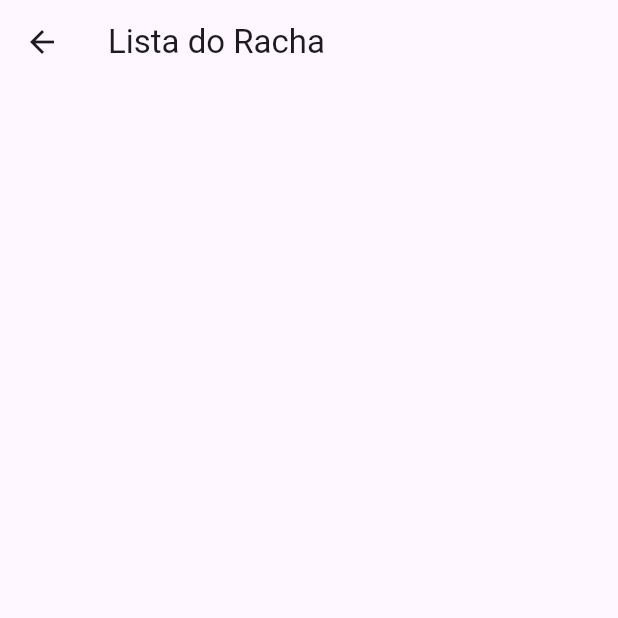
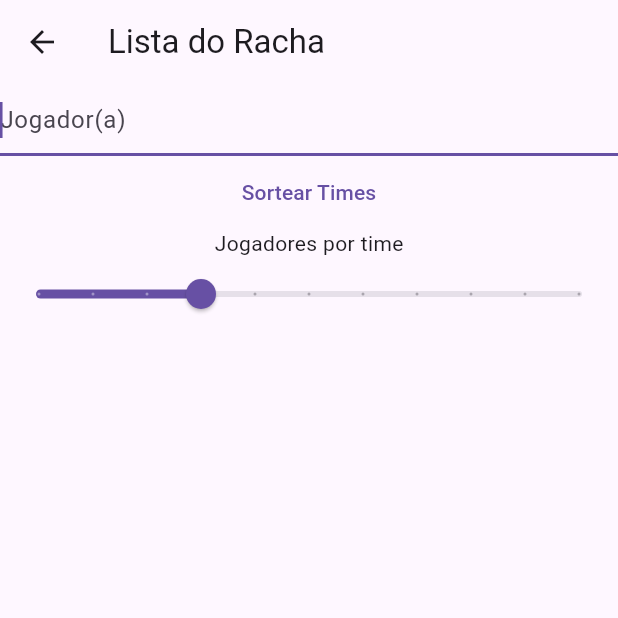
Before and after one commit to gabriell-silva/rachinha_top_app, a Flutter app: the RachaListPage screen opened directly, on a phone screen of 412 x 824 dp, the top half of it. Run offline on Flutter 3.47's test engine with Material 3 defaults, Android fonts, the light colour scheme and no system bars; our stand-ins replace flutter_dotenv, stop_watch_timer, supabase_flutter; accounts and stored records are empty.

Commit message:
feat: add basic structure to racha list

```diff
--- a/lib/app.dart
+++ b/lib/app.dart
@@ -1,6 +1,7 @@
 import 'package:flutter/material.dart';
 import 'package:rachinha_top_app/pages/login.dart';
 import 'package:rachinha_top_app/pages/sign_up.dart';
+import 'package:rachinha_top_app/pages/teams.dart';
 import 'package:rachinha_top_app/utils/app_routes.dart';
 import 'package:rachinha_top_app/widgets/app_navigator.dart';
 
@@ -16,6 +17,7 @@ class App extends StatelessWidget {
         AppRoutes.login: (ctx) => const LoginPage(),
         AppRoutes.index: (ctx) => const AppNavigator(),
         AppRoutes.signUp: (ctx) => const SignUpPage(),
+        AppRoutes.teams: (ctx) => const TeamsPage(),
       },
     );
   }
--- a/lib/pages/racha_list.dart
+++ b/lib/pages/racha_list.dart
@@ -1,7 +1,15 @@
 import 'package:flutter/material.dart';
+import 'package:rachinha_top_app/widgets/players_form.dart';
 
-class RachaListPage extends StatelessWidget {
+class RachaListPage extends StatefulWidget {
   const RachaListPage({super.key});
+
+  @override
+  State<RachaListPage> createState() => _RachaListPageState();
+}
+
+class _RachaListPageState extends State<RachaListPage> {
+  double currentSliderValue = 4;
 
   @override
   Widget build(BuildContext context) {
@@ -9,6 +17,28 @@ class RachaListPage extends StatelessWidget {
       appBar: AppBar(
         title: const Text('Lista do Racha'),
       ),
+      body: Column(
+        children: [
+          const PlayersForm(),
+          Column(
+            children: [
+              const Text("Jogadores por time"),
+              Slider(
+                value: currentSliderValue,
+                min: 1,
+                max: 11,
+                divisions: 10,
+                label: currentSliderValue.round().toString(),
+                onChanged: (double value) {
+                  setState(() {
+                    currentSliderValue = value;
+                  });
+                },
+              ),
+            ],
+          ),
+        ],
+      ),
     );
   }
 }
--- a/lib/utils/app_routes.dart
+++ b/lib/utils/app_routes.dart
@@ -2,4 +2,5 @@ abstract class AppRoutes {
   static const index = '/';
   static const login = '/login';
   static const signUp = '/signup';
+  static const teams = '/teams';
 }
--- /dev/null
+++ b/lib/widgets/players_form.dart
@@ -0,0 +1,52 @@
+import 'package:flutter/material.dart';
+import 'package:rachinha_top_app/utils/app_routes.dart';
+
+class PlayersForm extends StatefulWidget {
+  const PlayersForm({super.key});
+
+  @override
+  State<PlayersForm> createState() => PlayersFormState();
+}
+
+class PlayersFormState extends State<PlayersForm> {
+  List<String> players = [""];
+
+  @override
+  Widget build(BuildContext context) {
+    return Column(children: [
+      ListView.builder(
+        scrollDirection: Axis.vertical,
+        shrinkWrap: true,
+        itemCount: players.length,
+        itemBuilder: (context, index) {
+          return TextField(
+            autofocus: true,
+            decoration: const InputDecoration(hintText: "Jogador(a)"),
+            keyboardType: TextInputType.name,
+            onChanged: (value) {
+              setState(() {
+                players[index] = value;
+              });
+            },
+            onSubmitted: (value) {
+              String lastPlayerEntry = players[players.length - 1];
+
+              if (lastPlayerEntry.isNotEmpty) {
+                setState(() {
+                  players.add("");
+                });
+              }
+            },
+          );
+        },
+      ),
+      TextButton(
+          onPressed: () {
+            players.removeWhere((element) => element.isEmpty);
+
+            Navigator.pushNamed(context, AppRoutes.teams, arguments: players);
+          },
+          child: const Text("Sortear Times")),
+    ]);
+  }
+}
```
Also changed, not shown: lib/pages/teams.dart (added, +21 -0 lines).
